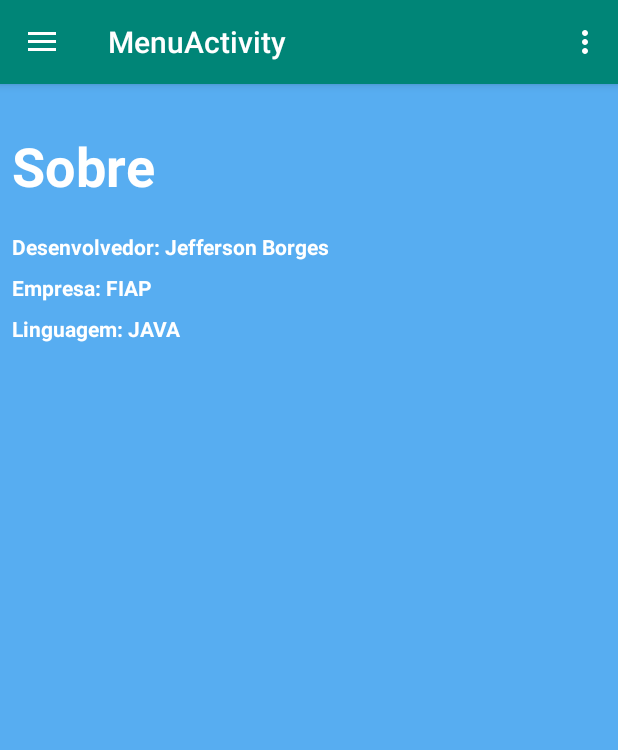
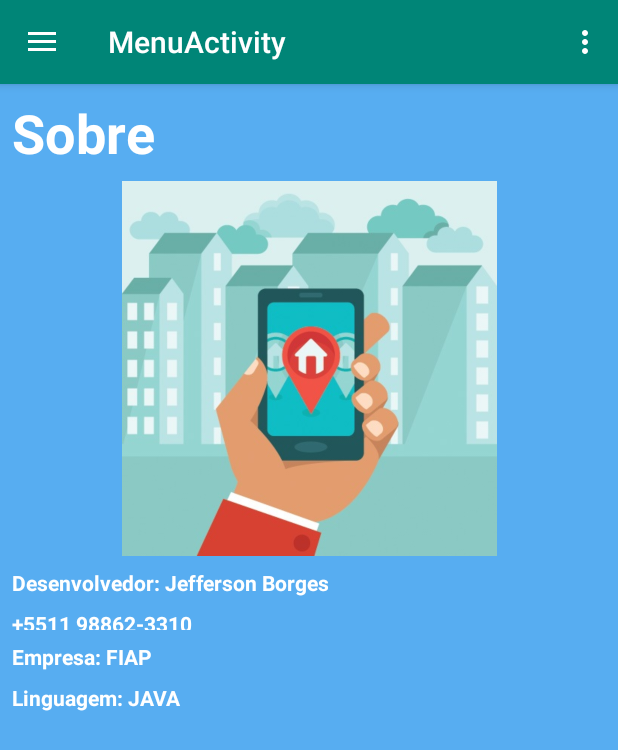
Before and after one commit to jeffersonborges/RentResidence, an Android app: the fragment AboutFragment placed in its activity, on a phone screen of 412 x 824 dp. Shown: the top 750 px of the screen. Run offline under Robolectric (Android 15) with nearby library versions, the phone set to English and light mode, and no system bars; our stand-ins replace Firebase (no records; nobody signed in at launch, a user with empty details on screens opened directly).

Commit message:
Ajuste na linha do RecyclerView

```diff
--- a/app/src/main/java/br/com/jborges/rentresidence/Adapter/ImovelAdapter.java
+++ b/app/src/main/java/br/com/jborges/rentresidence/Adapter/ImovelAdapter.java
@@ -72,8 +72,7 @@ public class ImovelAdapter extends RecyclerView.Adapter<ImovelAdapter.ViewHolder
 
         private void setData(Imovel imoveis) {
 
-            tvEndereco.setText("Local: " + imoveis.endereco);
-
+            tvEndereco.setText("Local: " + imoveis.endereco + ", " + imoveis.numero);
         }
     }
 }
--- a/app/src/main/res/layout/activity_loginemail.xml
+++ b/app/src/main/res/layout/activity_loginemail.xml
@@ -9,7 +9,7 @@
     <TextView
         android:layout_width="match_parent"
         android:layout_height="wrap_content"
-        android:text="Login" />
+        android:text="Login*" />
 
     <EditText
         android:id="@+id/editText_Emaillogin"
--- a/app/src/main/res/layout/fragment_about.xml
+++ b/app/src/main/res/layout/fragment_about.xml
@@ -11,11 +11,11 @@
     <!-- TODO: Update blank fragment layout -->
     <TextView
         android:id="@+id/about_title"
-        android:layout_width="match_parent"
+        android:layout_width="0dp"
         android:layout_height="wrap_content"
         android:layout_marginStart="8dp"
         android:layout_marginLeft="8dp"
-        android:layout_marginTop="30dp"
+        android:layout_marginTop="8dp"
         android:layout_marginEnd="8dp"
         android:layout_marginRight="8dp"
         android:text="Sobre"
@@ -26,13 +26,14 @@
         app:layout_constraintStart_toStartOf="parent"
         app:layout_constraintTop_toTopOf="parent" />
 
+
     <TextView
         android:id="@+id/about_subtitle"
-        android:layout_width="match_parent"
+        android:layout_width="0dp"
         android:layout_height="wrap_content"
         android:layout_marginStart="8dp"
         android:layout_marginLeft="8dp"
-        android:layout_marginTop="20dp"
+        android:layout_marginTop="8dp"
         android:layout_marginEnd="8dp"
         android:layout_marginRight="8dp"
         android:text="Desenvolvedor: Jefferson Borges"
@@ -40,11 +41,28 @@
         android:textStyle="bold"
         app:layout_constraintEnd_toEndOf="parent"
         app:layout_constraintStart_toStartOf="parent"
-        app:layout_constraintTop_toBottomOf="@+id/about_title" />
+        app:layout_constraintTop_toBottomOf="@+id/imageView2" />
+
+
+    <TextView
+        android:id="@+id/about_telephone"
+        android:layout_width="0dp"
+        android:layout_height="14dp"
+        android:layout_marginStart="8dp"
+        android:layout_marginLeft="8dp"
+        android:layout_marginTop="8dp"
+        android:layout_marginEnd="8dp"
+        android:layout_marginRight="8dp"
+        android:text="+5511 98862-3310"
+        android:textColor="@android:color/white"
+        android:textStyle="bold"
+        app:layout_constraintEnd_toEndOf="parent"
+        app:layout_constraintStart_toStartOf="parent"
+        app:layout_constraintTop_toBottomOf="@+id/about_subtitle" />
 
     <TextView
         android:id="@+id/about_subtitle2"
-        android:layout_width="match_parent"
+        android:layout_width="0dp"
         android:layout_height="wrap_content"
         android:layout_marginStart="8dp"
         android:layout_marginLeft="8dp"
@@ -56,11 +74,11 @@
         android:textStyle="bold"
         app:layout_constraintEnd_toEndOf="parent"
         app:layout_constraintStart_toStartOf="parent"
-        app:layout_constraintTop_toBottomOf="@+id/about_subtitle" />
+        app:layout_constraintTop_toBottomOf="@+id/about_telephone" />
 
     <TextView
         android:id="@+id/about_subtitle3"
-        android:layout_width="match_parent"
+        android:layout_width="0dp"
         android:layout_height="wrap_content"
         android:layout_marginStart="8dp"
         android:layout_marginLeft="8dp"
@@ -74,4 +92,18 @@
         app:layout_constraintStart_toStartOf="parent"
         app:layout_constraintTop_toBottomOf="@+id/about_subtitle2" />
 
+    <ImageView
+        android:id="@+id/imageView2"
+        android:layout_width="250dp"
+        android:layout_height="250dp"
+        android:layout_marginStart="8dp"
+        android:layout_marginLeft="8dp"
+        android:layout_marginTop="8dp"
+        android:layout_marginEnd="8dp"
+        android:layout_marginRight="8dp"
+        android:src="@drawable/rentresidencelogo"
+        app:layout_constraintEnd_toEndOf="parent"
+        app:layout_constraintStart_toStartOf="parent"
+        app:layout_constraintTop_toBottomOf="@+id/about_title" />
+
 </android.support.constraint.ConstraintLayout>
--- a/app/src/main/res/layout/fragment_place_listing.xml
+++ b/app/src/main/res/layout/fragment_place_listing.xml
@@ -1,11 +1,4 @@
 <?xml version="1.0" encoding="utf-8"?>
-<!--
-  ~ Copyright (c) 2019. Lorem ipsum dolor sit amet, consectetur adipiscing elit.
-  ~ Morbi non lorem porttitor neque feugiat blandit. Ut vitae ipsum eget quam lacinia accumsan.
-  ~ Etiam sed turpis ac ipsum condimentum fringilla. Maecenas magna.
-  ~ Proin dapibus sapien vel ante. Aliquam erat volutpat. Pellentesque sagittis ligula eget metus.
-  ~ Vestibulum commodo. Ut rhoncus gravida arcu.
-  -->
 
 <LinearLayout xmlns:android="http://schemas.android.com/apk/res/android"
     xmlns:tools="http://schemas.android.com/tools"
--- a/app/src/main/res/layout/linha_imoveis.xml
+++ b/app/src/main/res/layout/linha_imoveis.xml
@@ -15,4 +15,12 @@
         android:textSize="18sp"
         android:textStyle="bold" />
 
+    <TextView
+        android:id="@+id/tvNumero"
+        android:layout_width="match_parent"
+        android:layout_height="wrap_content"
+        android:layout_gravity="center_vertical"
+        android:textSize="18sp"
+        android:textStyle="bold" />
+
 </android.support.v7.widget.CardView>
```
